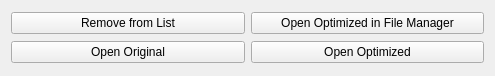
This is src/taskactionwidget.ui in keshavbhatt/pixelbatch as Qt 5 draws it before an edit. The edited form follows.
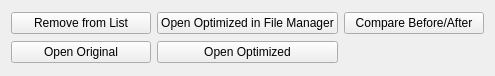
This is the edited form. Icons and pictures are not drawn.

Commit message: feat: implement image comparision tool

The edit to the form file:
```diff
--- a/src/taskactionwidget.ui
+++ b/src/taskactionwidget.ui
@@ -73,6 +73,17 @@
         </property>
        </widget>
       </item>
+      <item row="0" column="2">
+       <widget class="QPushButton" name="compareImagesPb">
+        <property name="text">
+         <string>Compare Before/After</string>
+        </property>
+        <property name="icon">
+         <iconset resource="resources.qrc">
+          <normaloff>:/resources/icons/image-edit-line.png</normaloff>:/resources/icons/image-edit-line.png</iconset>
+        </property>
+       </widget>
+      </item>
      </layout>
     </widget>
    </item>
```
The commit also changes 6 other files.
